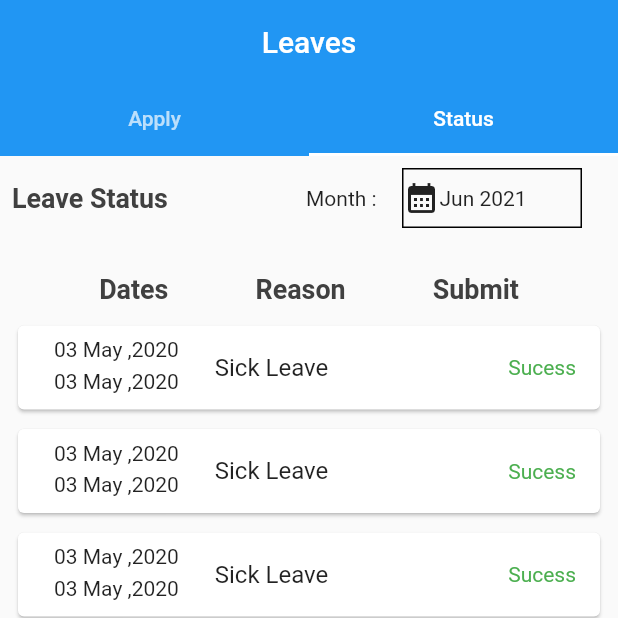
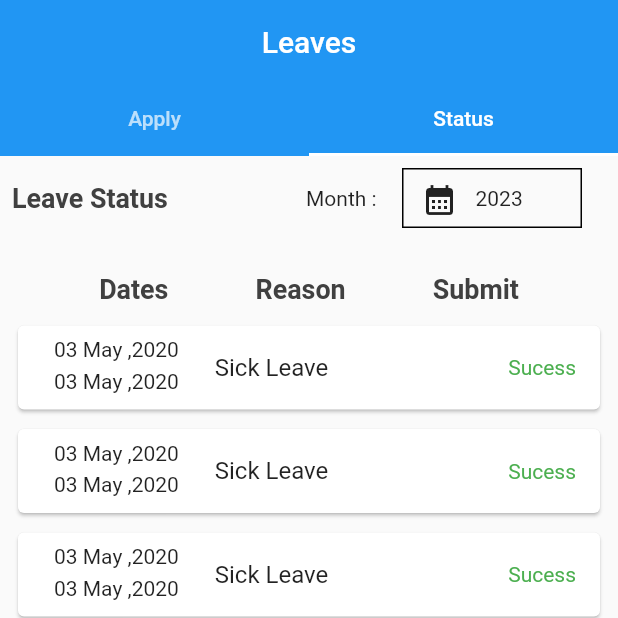
Before and after one commit to satvatech-com-au/staff-portal, a Flutter app: the Leaves screen opened directly, tab 2 chosen, on a phone screen of 412 x 824 dp, the top half of it. Run offline on Flutter 3.47's test engine with Material 2 defaults, Android fonts, the light colour scheme and no system bars; our stand-ins replace anim_search_bar, bloc, buttons_tabbar, device_preview, flutter_bloc, flutter_onboarding_slider and 7 more; Roboto replaces fonts that are missing (Nexa).

```diff
--- a/lib/features/authentication/presentation/pages/screens/leaves/tabCon2.dart
+++ b/lib/features/authentication/presentation/pages/screens/leaves/tabCon2.dart
@@ -1,9 +1,29 @@
 import 'package:flutter/material.dart';
 import 'package:hr_application/features/authentication/presentation/widgets/components/fonts_styles.dart';
 
-class TabCon2 extends StatelessWidget {
+class TabCon2 extends StatefulWidget {
   const TabCon2({super.key});
 
+  @override
+  State<TabCon2> createState() => _TabCon2State();
+}
+
+class _TabCon2State extends State<TabCon2> {
+
+  DateTime _dateTime = DateTime.now();
+
+  void _showDatePicker(){
+     showDatePicker(
+      context: context,
+       initialDate: DateTime.now(),
+        firstDate: DateTime(2000),
+         lastDate: DateTime(2030)
+         ).then((value) {
+          setState(() {
+            _dateTime =value!;
+          });
+         });
+  }
   @override
   Widget build(BuildContext context) {
     return  Container(
@@ -29,10 +49,13 @@ class TabCon2 extends StatelessWidget {
                               decoration: BoxDecoration(
                                 border: Border.all()
                               ),
-                              child: const Row(
+                              child:  Row(
                                 children: [
-                                  Icon(Icons.calendar_month),
-                                  Text('Jun 2021')
+                                 IconButton(
+                                  onPressed:(){
+                                    _showDatePicker();
+                                  }, icon:  Icon(Icons.calendar_month),),
+                                  Text(_dateTime.year.toString())
                                 ],
                               ),
                             )
--- a/lib/features/authentication/presentation/pages/screens/leaves/tabCont1.dart
+++ b/lib/features/authentication/presentation/pages/screens/leaves/tabCont1.dart
@@ -27,7 +27,8 @@ class _TabConState extends State<TabCon> {
 
   @override
   Widget build(BuildContext context) {
-    return Container(
+    return SingleChildScrollView(
+      child: Container(
           child: Padding(
         padding: const EdgeInsets.all(15.0),
         child: Column(
@@ -155,6 +156,7 @@ class _TabConState extends State<TabCon> {
             }, child: Text('Request')))
           ],
         ),
-    ));
+      )),
+    );
   }
 }
```
Lines whose indentation alone changed are shown as unchanged.
